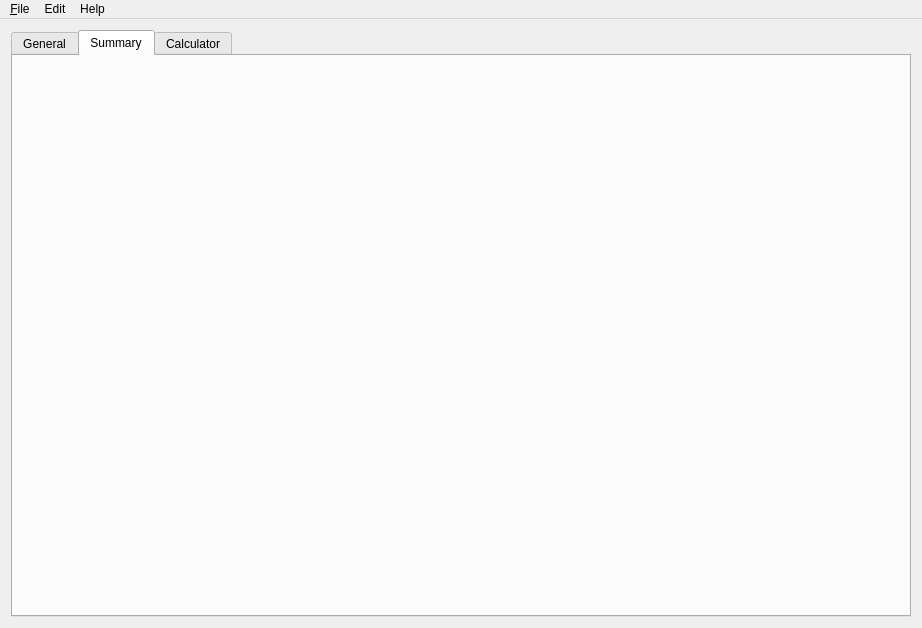
First picture: the form in mainwindow.ui, repository Vaelastrasz/CnF_Tracker, before the edit.
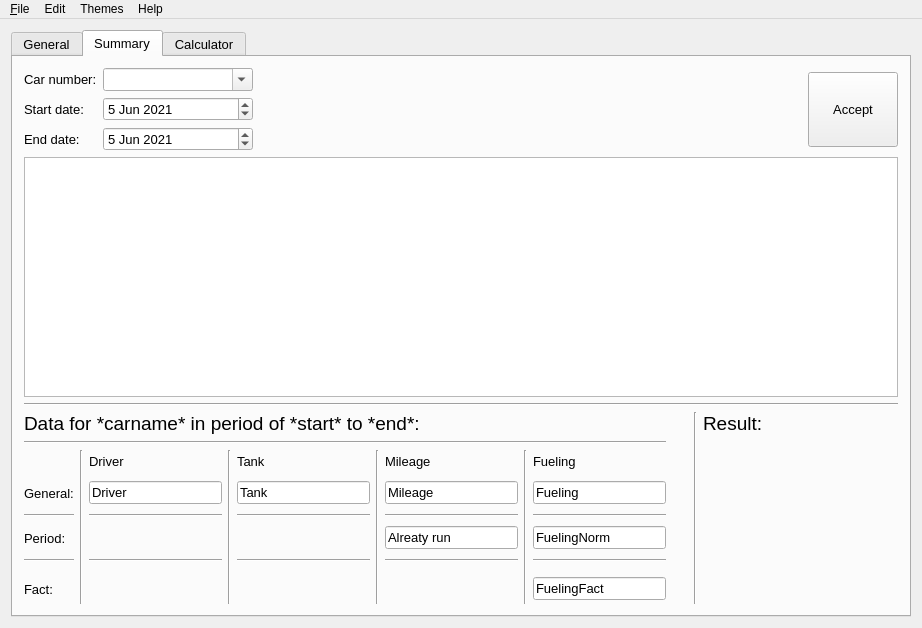
Second picture: the form after the edit. The open tabs and pages were chosen to show the change. Icons and pictures are not drawn.

Commit message: Added Summary tab; Added theme switching

Patch:
```diff
--- a/mainwindow.ui
+++ b/mainwindow.ui
@@ -23,6 +23,16 @@
    <layout class="QGridLayout" name="gridLayout">
     <item row="0" column="1">
      <widget class="QTabWidget" name="tabs">
+      <property name="font">
+       <font>
+        <pointsize>10</pointsize>
+        <weight>50</weight>
+        <bold>false</bold>
+       </font>
+      </property>
+      <property name="cursor">
+       <cursorShape>ArrowCursor</cursorShape>
+      </property>
       <property name="currentIndex">
        <number>0</number>
       </property>
@@ -160,6 +170,519 @@
        <attribute name="title">
         <string>Summary</string>
        </attribute>
+       <layout class="QGridLayout" name="gridLayout_9">
+        <item row="2" column="0">
+         <layout class="QGridLayout" name="gridLayout_8">
+          <item row="2" column="0">
+           <layout class="QGridLayout" name="gridLayout_6">
+            <item row="4" column="0">
+             <widget class="Line" name="line_3">
+              <property name="orientation">
+               <enum>Qt::Horizontal</enum>
+              </property>
+             </widget>
+            </item>
+            <item row="2" column="0">
+             <widget class="Line" name="line_2">
+              <property name="orientation">
+               <enum>Qt::Horizontal</enum>
+              </property>
+             </widget>
+            </item>
+            <item row="0" column="8">
+             <widget class="QLabel" name="lbl_fueling">
+              <property name="minimumSize">
+               <size>
+                <width>133</width>
+                <height>0</height>
+               </size>
+              </property>
+              <property name="text">
+               <string>Fueling</string>
+              </property>
+             </widget>
+            </item>
+            <item row="1" column="2">
+             <widget class="QLineEdit" name="edit_driver">
+              <property name="text">
+               <string>Driver</string>
+              </property>
+              <property name="readOnly">
+               <bool>true</bool>
+              </property>
+             </widget>
+            </item>
+            <item row="0" column="6">
+             <widget class="QLabel" name="lbl_mileage">
+              <property name="minimumSize">
+               <size>
+                <width>133</width>
+                <height>22</height>
+               </size>
+              </property>
+              <property name="text">
+               <string>Mileage</string>
+              </property>
+             </widget>
+            </item>
+            <item row="1" column="6">
+             <widget class="QLineEdit" name="edit_mileage">
+              <property name="text">
+               <string>Mileage</string>
+              </property>
+              <property name="readOnly">
+               <bool>true</bool>
+              </property>
+             </widget>
+            </item>
+            <item row="1" column="8">
+             <widget class="QLineEdit" name="edit_fueling">
+              <property name="text">
+               <string>Fueling</string>
+              </property>
+              <property name="readOnly">
+               <bool>true</bool>
+              </property>
+             </widget>
+            </item>
+            <item row="0" column="2">
+             <widget class="QLabel" name="lbl_driver">
+              <property name="minimumSize">
+               <size>
+                <width>133</width>
+                <height>22</height>
+               </size>
+              </property>
+              <property name="text">
+               <string>Driver</string>
+              </property>
+             </widget>
+            </item>
+            <item row="1" column="0">
+             <widget class="QLabel" name="lbl_general">
+              <property name="minimumSize">
+               <size>
+                <width>0</width>
+                <height>30</height>
+               </size>
+              </property>
+              <property name="text">
+               <string>General:</string>
+              </property>
+             </widget>
+            </item>
+            <item row="1" column="4">
+             <widget class="QLineEdit" name="edit_tank">
+              <property name="text">
+               <string>Tank</string>
+              </property>
+              <property name="readOnly">
+               <bool>true</bool>
+              </property>
+             </widget>
+            </item>
+            <item row="6" column="0">
+             <widget class="QLabel" name="lbl_fact">
+              <property name="minimumSize">
+               <size>
+                <width>0</width>
+                <height>30</height>
+               </size>
+              </property>
+              <property name="text">
+               <string>Fact:</string>
+              </property>
+             </widget>
+            </item>
+            <item row="3" column="0">
+             <widget class="QLabel" name="lbl_period">
+              <property name="minimumSize">
+               <size>
+                <width>0</width>
+                <height>30</height>
+               </size>
+              </property>
+              <property name="text">
+               <string>Period:</string>
+              </property>
+             </widget>
+            </item>
+            <item row="3" column="6">
+             <widget class="QLineEdit" name="edit_alreadyRun">
+              <property name="text">
+               <string>Alreaty run</string>
+              </property>
+              <property name="readOnly">
+               <bool>true</bool>
+              </property>
+             </widget>
+            </item>
+            <item row="0" column="4">
+             <widget class="QLabel" name="lbl_tank">
+              <property name="minimumSize">
+               <size>
+                <width>133</width>
+                <height>22</height>
+               </size>
+              </property>
+              <property name="text">
+               <string>Tank</string>
+              </property>
+             </widget>
+            </item>
+            <item row="6" column="8">
+             <widget class="QLineEdit" name="edit_fuelingFact">
+              <property name="text">
+               <string>FuelingFact</string>
+              </property>
+              <property name="readOnly">
+               <bool>true</bool>
+              </property>
+             </widget>
+            </item>
+            <item row="3" column="8">
+             <widget class="QLineEdit" name="edit_fuelingNorm">
+              <property name="text">
+               <string>FuelingNorm</string>
+              </property>
+              <property name="readOnly">
+               <bool>true</bool>
+              </property>
+             </widget>
+            </item>
+            <item row="0" column="1" rowspan="7">
+             <widget class="Line" name="line_4">
+              <property name="orientation">
+               <enum>Qt::Vertical</enum>
+              </property>
+             </widget>
+            </item>
+            <item row="0" column="3" rowspan="7">
+             <widget class="Line" name="line_5">
+              <property name="orientation">
+               <enum>Qt::Vertical</enum>
+              </property>
+             </widget>
+            </item>
+            <item row="0" column="5" rowspan="7">
+             <widget class="Line" name="line_6">
+              <property name="orientation">
+               <enum>Qt::Vertical</enum>
+              </property>
+             </widget>
+            </item>
+            <item row="0" column="7" rowspan="7">
+             <widget class="Line" name="line_7">
+              <property name="orientation">
+               <enum>Qt::Vertical</enum>
+              </property>
+             </widget>
+            </item>
+            <item row="2" column="2">
+             <widget class="Line" name="line_10">
+              <property name="orientation">
+               <enum>Qt::Horizontal</enum>
+              </property>
+             </widget>
+            </item>
+            <item row="2" column="4">
+             <widget class="Line" name="line_11">
+              <property name="orientation">
+               <enum>Qt::Horizontal</enum>
+              </property>
+             </widget>
+            </item>
+            <item row="2" column="6">
+             <widget class="Line" name="line_12">
+              <property name="orientation">
+               <enum>Qt::Horizontal</enum>
+              </property>
+             </widget>
+            </item>
+            <item row="2" column="8">
+             <widget class="Line" name="line_13">
+              <property name="orientation">
+               <enum>Qt::Horizontal</enum>
+              </property>
+             </widget>
+            </item>
+            <item row="4" column="2">
+             <widget class="Line" name="line_14">
+              <property name="orientation">
+               <enum>Qt::Horizontal</enum>
+              </property>
+             </widget>
+            </item>
+            <item row="4" column="4">
+             <widget class="Line" name="line_15">
+              <property name="orientation">
+               <enum>Qt::Horizontal</enum>
+              </property>
+             </widget>
+            </item>
+            <item row="4" column="6">
+             <widget class="Line" name="line_16">
+              <property name="orientation">
+               <enum>Qt::Horizontal</enum>
+              </property>
+             </widget>
+            </item>
+            <item row="4" column="8">
+             <widget class="Line" name="line_17">
+              <property name="orientation">
+               <enum>Qt::Horizontal</enum>
+              </property>
+             </widget>
+            </item>
+           </layout>
+          </item>
+          <item row="1" column="0">
+           <widget class="Line" name="line_9">
+            <property name="orientation">
+             <enum>Qt::Horizontal</enum>
+            </property>
+           </widget>
+          </item>
+          <item row="0" column="1">
+           <spacer name="horizontalSpacer_3">
+            <property name="orientation">
+             <enum>Qt::Horizontal</enum>
+            </property>
+            <property name="sizeHint" stdset="0">
+             <size>
+              <width>40</width>
+              <height>20</height>
+             </size>
+            </property>
+           </spacer>
+          </item>
+          <item row="0" column="4" rowspan="3">
+           <widget class="Line" name="line_8">
+            <property name="orientation">
+             <enum>Qt::Vertical</enum>
+            </property>
+           </widget>
+          </item>
+          <item row="0" column="0">
+           <widget class="QLabel" name="lbl_data">
+            <property name="font">
+             <font>
+              <pointsize>14</pointsize>
+              <weight>50</weight>
+              <bold>false</bold>
+             </font>
+            </property>
+            <property name="text">
+             <string>Data for *carname* in period of *start* to *end*:</string>
+            </property>
+            <property name="alignment">
+             <set>Qt::AlignLeading|Qt::AlignLeft|Qt::AlignVCenter</set>
+            </property>
+           </widget>
+          </item>
+          <item row="1" column="5" rowspan="2">
+           <widget class="QLabel" name="lbl_result">
+            <property name="minimumSize">
+             <size>
+              <width>195</width>
+              <height>0</height>
+             </size>
+            </property>
+            <property name="font">
+             <font>
+              <pointsize>14</pointsize>
+              <weight>50</weight>
+              <bold>false</bold>
+             </font>
+            </property>
+            <property name="text">
+             <string/>
+            </property>
+            <property name="alignment">
+             <set>Qt::AlignCenter</set>
+            </property>
+           </widget>
+          </item>
+          <item row="0" column="5">
+           <widget class="QLabel" name="lbl_res">
+            <property name="font">
+             <font>
+              <pointsize>14</pointsize>
+              <weight>50</weight>
+              <bold>false</bold>
+             </font>
+            </property>
+            <property name="text">
+             <string>Result:</string>
+            </property>
+           </widget>
+          </item>
+         </layout>
+        </item>
+        <item row="0" column="0">
+         <layout class="QGridLayout" name="gridLayout_5">
+          <item row="0" column="0">
+           <layout class="QGridLayout" name="gridLayout_4">
+            <item row="1" column="1">
+             <widget class="QComboBox" name="combo_carNumber">
+              <property name="font">
+               <font>
+                <pointsize>10</pointsize>
+                <weight>50</weight>
+                <bold>false</bold>
+               </font>
+              </property>
+              <property name="editable">
+               <bool>true</bool>
+              </property>
+             </widget>
+            </item>
+            <item row="2" column="1">
+             <widget class="QDateEdit" name="edit_startDate">
+              <property name="minimumSize">
+               <size>
+                <width>150</width>
+                <height>0</height>
+               </size>
+              </property>
+              <property name="font">
+               <font>
+                <pointsize>10</pointsize>
+                <weight>50</weight>
+                <bold>false</bold>
+               </font>
+              </property>
+              <property name="dateTime">
+               <datetime>
+                <hour>0</hour>
+                <minute>0</minute>
+                <second>0</second>
+                <year>2021</year>
+                <month>6</month>
+                <day>5</day>
+               </datetime>
+              </property>
+             </widget>
+            </item>
+            <item row="3" column="0">
+             <widget class="QLabel" name="lbl_endDate">
+              <property name="font">
+               <font>
+                <pointsize>10</pointsize>
+                <weight>50</weight>
+                <bold>false</bold>
+               </font>
+              </property>
+              <property name="text">
+               <string>End date:</string>
+              </property>
+             </widget>
+            </item>
+            <item row="3" column="1">
+             <widget class="QDateEdit" name="edit_endDate">
+              <property name="font">
+               <font>
+                <pointsize>10</pointsize>
+                <weight>50</weight>
+                <bold>false</bold>
+               </font>
+              </property>
+              <property name="dateTime">
+               <datetime>
+                <hour>0</hour>
+                <minute>0</minute>
+                <second>0</second>
+                <year>2021</year>
+                <month>6</month>
+                <day>5</day>
+               </datetime>
+              </property>
+             </widget>
+            </item>
+            <item row="2" column="0">
+             <widget class="QLabel" name="lbl_startDate">
+              <property name="font">
+               <font>
+                <pointsize>10</pointsize>
+                <weight>50</weight>
+                <bold>false</bold>
+               </font>
+              </property>
+              <property name="text">
+               <string>Start date:</string>
+              </property>
+             </widget>
+            </item>
+            <item row="1" column="0">
+             <widget class="QLabel" name="lbl_carNumber">
+              <property name="font">
+               <font>
+                <pointsize>10</pointsize>
+                <weight>50</weight>
+                <bold>false</bold>
+               </font>
+              </property>
+              <property name="text">
+               <string>Car number:</string>
+              </property>
+             </widget>
+            </item>
+           </layout>
+          </item>
+          <item row="0" column="1">
+           <spacer name="horizontalSpacer_2">
+            <property name="orientation">
+             <enum>Qt::Horizontal</enum>
+            </property>
+            <property name="sizeHint" stdset="0">
+             <size>
+              <width>60</width>
+              <height>20</height>
+             </size>
+            </property>
+           </spacer>
+          </item>
+          <item row="0" column="2">
+           <widget class="QPushButton" name="btn_accept">
+            <property name="minimumSize">
+             <size>
+              <width>90</width>
+              <height>75</height>
+             </size>
+            </property>
+            <property name="cursor">
+             <cursorShape>PointingHandCursor</cursorShape>
+            </property>
+            <property name="text">
+             <string>Accept</string>
+            </property>
+           </widget>
+          </item>
+         </layout>
+        </item>
+        <item row="1" column="0">
+         <layout class="QGridLayout" name="gridLayout_7">
+          <item row="1" column="0">
+           <widget class="Line" name="line">
+            <property name="orientation">
+             <enum>Qt::Horizontal</enum>
+            </property>
+           </widget>
+          </item>
+          <item row="0" column="0">
+           <widget class="QTableView" name="tv_result">
+            <property name="font">
+             <font>
+              <weight>50</weight>
+              <bold>false</bold>
+             </font>
+            </property>
+           </widget>
+          </item>
+         </layout>
+        </item>
+       </layout>
+       <zorder></zorder>
       </widget>
       <widget class="QWidget" name="tab_calculator">
        <attribute name="title">
@@ -210,8 +733,18 @@
     <addaction name="actionMinimizeWindow"/>
     <addaction name="actionMaximizeWindow"/>
    </widget>
+   <widget class="QMenu" name="menuThemes">
+    <property name="title">
+     <string>Themes</string>
+    </property>
+    <addaction name="actionMedize"/>
+    <addaction name="actionDiffnes"/>
+    <addaction name="actionStartPage"/>
+    <addaction name="actionMailSy"/>
+   </widget>
    <addaction name="menu_File"/>
    <addaction name="menuAbout"/>
+   <addaction name="menuThemes"/>
    <addaction name="menuHelp"/>
   </widget>
   <action name="actionExit">
```
Left out of the diff: 83 changed lines with no effect on the pictures. The commit also changes 11 other files.
